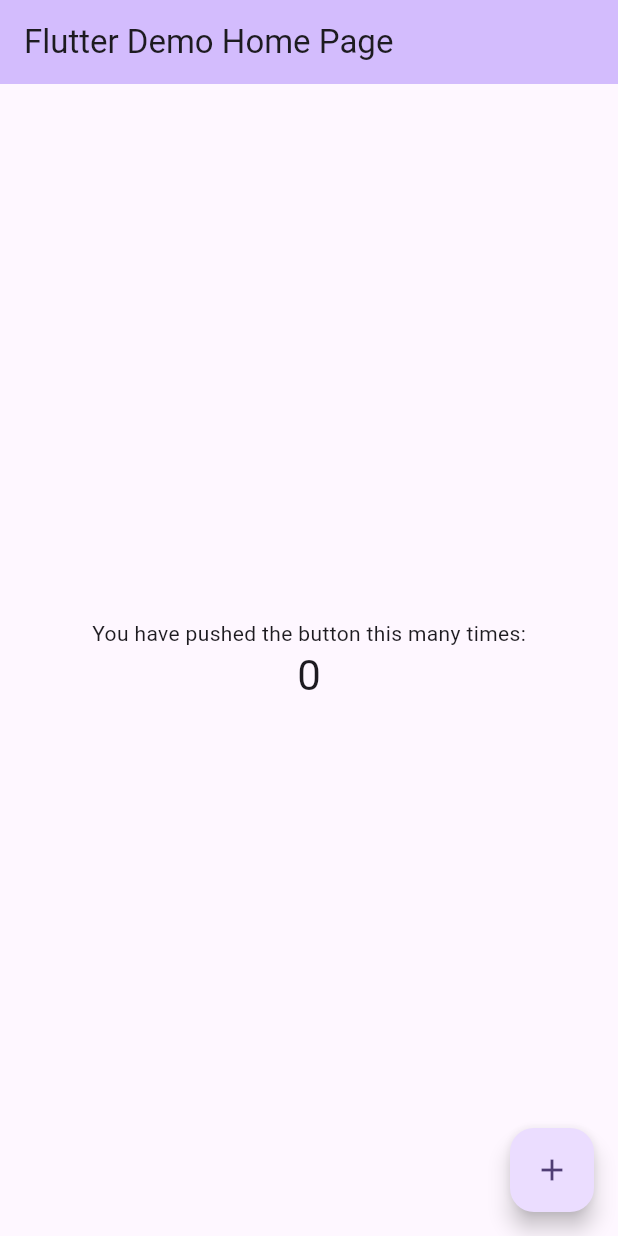
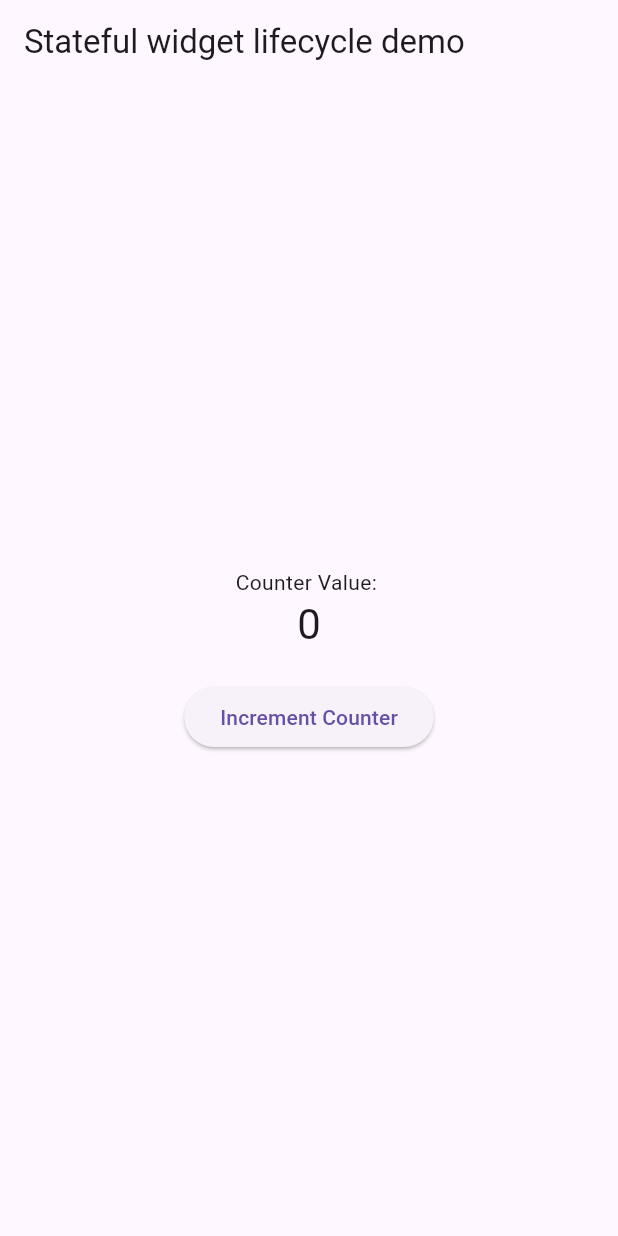
Before and after one commit to Sharath44665/flutter_ws, a Flutter app: the screen it shows after launch, on a phone screen of 412 x 824 dp. Run offline on Flutter 3.47's test engine with Material 3 defaults, Android fonts, the phone set to English and light mode, and no system bars; our stand-ins replace firebase_auth, firebase_core; accounts and stored records are empty; generated files the repository leaves out were written again.

Commit message:
widget lifecycle demo

```diff
--- a/01_dart_basics/youtubeDemos/d10_stfl_widget_lifecycle/lib/main.dart
+++ b/01_dart_basics/youtubeDemos/d10_stfl_widget_lifecycle/lib/main.dart
@@ -1,122 +1,105 @@
 import 'package:flutter/material.dart';
 
-void main() {
-  runApp(const MyApp());
+void main(List<String> args) {
+  runApp(MyApp());
 }
 
 class MyApp extends StatelessWidget {
   const MyApp({super.key});
 
-  // This widget is the root of your application.
   @override
   Widget build(BuildContext context) {
     return MaterialApp(
-      title: 'Flutter Demo',
-      theme: ThemeData(
-        // This is the theme of your application.
-        //
-        // TRY THIS: Try running your application with "flutter run". You'll see
-        // the application has a purple toolbar. Then, without quitting the app,
-        // try changing the seedColor in the colorScheme below to Colors.green
-        // and then invoke "hot reload" (save your changes or press the "hot
-        // reload" button in a Flutter-supported IDE, or press "r" if you used
-        // the command line to start the app).
-        //
-        // Notice that the counter didn't reset back to zero; the application
-        // state is not lost during the reload. To reset the state, use hot
-        // restart instead.
-        //
-        // This works for code too, not just values: Most code changes can be
-        // tested with just a hot reload.
-        colorScheme: ColorScheme.fromSeed(seedColor: Colors.deepPurple),
-      ),
-      home: const MyHomePage(title: 'Flutter Demo Home Page'),
+      title: "statefulWidget lifecycle demo",
+      theme: ThemeData(primarySwatch: Colors.blue),
+      home: CounterWidget(),
     );
   }
 }
 
-class MyHomePage extends StatefulWidget {
-  const MyHomePage({super.key, required this.title});
-
-  // This widget is the home page of your application. It is stateful, meaning
-  // that it has a State object (defined below) that contains fields that affect
-  // how it looks.
-
-  // This class is the configuration for the state. It holds the values (in this
-  // case the title) provided by the parent (in this case the App widget) and
-  // used by the build method of the State. Fields in a Widget subclass are
-  // always marked "final".
-
-  final String title;
+class CounterWidget extends StatefulWidget {
+  const CounterWidget({super.key});
 
   @override
-  State<MyHomePage> createState() => _MyHomePageState();
+  State<CounterWidget> createState() => _CounterWidgetState();
 }
 
-class _MyHomePageState extends State<MyHomePage> {
+class _CounterWidgetState extends State<CounterWidget> {
   int _counter = 0;
 
-  void _incrementCounter() {
-    setState(() {
-      // This call to setState tells the Flutter framework that something has
-      // changed in this State, which causes it to rerun the build method below
-      // so that the display can reflect the updated values. If we changed
-      // _counter without calling setState(), then the build method would not be
-      // called again, and so nothing would appear to happen.
-      _counter++;
-    });
+  // constructor
+  _CounterWidgetState() {
+    debugPrint("constructor called");
+  }
+
+  @override
+  void initState() {
+    super.initState();
+    debugPrint("initstate called");
+  }
+
+  @override
+  void didChangeDependencies() {
+    super.didChangeDependencies();
+    debugPrint("didChangeDependencies called");
   }
 
   @override
   Widget build(BuildContext context) {
-    // This method is rerun every time setState is called, for instance as done
-    // by the _incrementCounter method above.
-    //
-    // The Flutter framework has been optimized to make rerunning build methods
-    // fast, so that you can just rebuild anything that needs updating rather
-    // than having to individually change instances of widgets.
+    debugPrint("build called");
     return Scaffold(
-      appBar: AppBar(
-        // TRY THIS: Try changing the color here to a specific color (to
-        // Colors.amber, perhaps?) and trigger a hot reload to see the AppBar
-        // change color while the other colors stay the same.
-        backgroundColor: Theme.of(context).colorScheme.inversePrimary,
-        // Here we take the value from the MyHomePage object that was created by
-        // the App.build method, and use it to set our appbar title.
-        title: Text(widget.title),
-      ),
+      appBar: AppBar(title: const Text("Stateful widget lifecycle demo")),
       body: Center(
-        // Center is a layout widget. It takes a single child and positions it
-        // in the middle of the parent.
         child: Column(
-          // Column is also a layout widget. It takes a list of children and
-          // arranges them vertically. By default, it sizes itself to fit its
-          // children horizontally, and tries to be as tall as its parent.
-          //
-          // Column has various properties to control how it sizes itself and
-          // how it positions its children. Here we use mainAxisAlignment to
-          // center the children vertically; the main axis here is the vertical
-          // axis because Columns are vertical (the cross axis would be
-          // horizontal).
-          //
-          // TRY THIS: Invoke "debug painting" (choose the "Toggle Debug Paint"
-          // action in the IDE, or press "p" in the console), to see the
-          // wireframe for each widget.
           mainAxisAlignment: MainAxisAlignment.center,
-          children: <Widget>[
-            const Text('You have pushed the button this many times:'),
+          children: [
+            const Text("Counter Value: "),
             Text(
-              '$_counter',
+              "$_counter",
               style: Theme.of(context).textTheme.headlineMedium,
+            ),
+            const SizedBox(height: 20),
+            ElevatedButton(
+              onPressed: () {
+                setState(() {
+                  _counter += 1;
+                });
+              },
+              child: const Text("Increment Counter"),
             ),
           ],
         ),
       ),
-      floatingActionButton: FloatingActionButton(
-        onPressed: _incrementCounter,
-        tooltip: 'Increment',
-        child: const Icon(Icons.add),
-      ), // This trailing comma makes auto-formatting nicer for build methods.
     );
   }
+
+  @override
+  void didUpdateWidget(covariant CounterWidget oldWidget) {
+    super.didUpdateWidget(oldWidget);
+    debugPrint("didUpdateWidget called");
+  }
+
+  @override
+  void setState(VoidCallback fn) {
+    super.setState(fn);
+    debugPrint("setState called");
+  }
+
+  @override
+  void deactivate() {
+    super.deactivate();
+    debugPrint("deactivate called");
+  }
+
+  @override
+  void dispose() {
+    debugPrint("dispose called");
+    super.dispose();
+  }
+
+  @override
+  void reassemble() {
+    super.reassemble();
+    debugPrint("reassemble called");
+  }
 }
```
Also changed, not shown: 1 other file.
